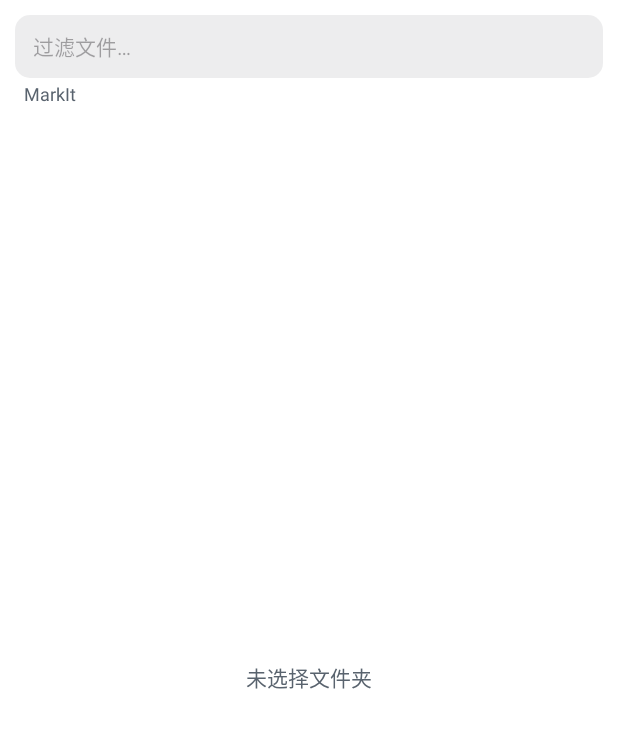
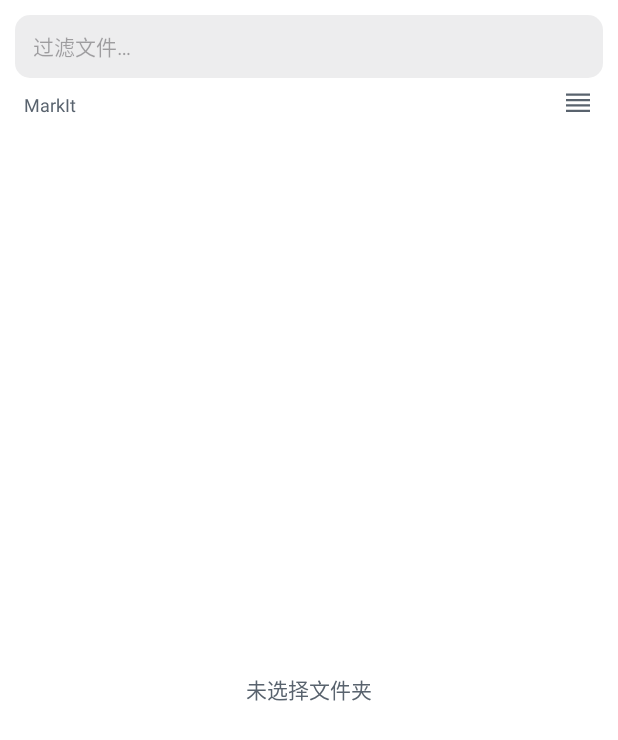
Before and after one commit to debugly/markIt, an Android app: the fragment BrowseFragment shown on its own in the app's theme, on a phone screen of 412 x 824 dp. Shown: the top 740 px of the screen. Run offline under Robolectric (Android 15) with nearby library versions, the light colour scheme and no system bars.

Commit message:
let the list be read flat or grouped, per level
The root listing was flattened a while back and the folder levels kept
their headings, so the same vault was listed two different ways
depending on where you happened to be. Neither was wrong; they answer
different questions. Scanning a folder you already know the shape of is
slower with two headings in the way, and it is not obvious that "2026"
is a folder when it is the third row rather than under a heading.

So both are available, on both, from a toggle beside the breadcrumb:
grouped by default, which is what a vault looks like from the outside,
and flat for when the breadcrumb already says where you are.

The two icons differ in spacing rather than in subject: four evenly
spaced rules against four rules split into two pairs with a wide gap.
Drawing a folder and a sheet instead would put a second file type icon
in a list whose rows are already file type icons.

Not remembered between launches. Which reads better depends on the
folder, and carrying the choice across sessions would override that
judgement silently every time.

```diff
--- a/android/app/src/main/java/com/debugly/markit/ui/BrowseFragment.kt
+++ b/android/app/src/main/java/com/debugly/markit/ui/BrowseFragment.kt
@@ -36,6 +36,21 @@ class BrowseFragment : Fragment() {
     private lateinit var searchField: EditText
     private lateinit var emptyState: TextView
     private lateinit var breadcrumb: TextView
+    private lateinit var groupToggle: android.widget.ImageButton
+
+    /**
+     * Whether folders and notes are listed under separate headings.
+     *
+     * Grouped is the default: folders first, then notes, is what a vault
+     * looks like from the outside. Flat is one undivided list, which is what
+     * you want once the breadcrumb already says where you are and two
+     * headings are just two more rows to scroll past.
+     *
+     * Deliberately not remembered between launches. Which of the two reads
+     * better depends on the folder, and a preference carried across sessions
+     * would silently override that judgement every time.
+     */
+    private var grouped = true
 
     private var nodes: List<FileNode> = emptyList()
 
@@ -70,6 +85,9 @@ class BrowseFragment : Fragment() {
         searchField = v.findViewById(R.id.searchField)
         emptyState = v.findViewById(R.id.emptyState)
         breadcrumb = v.findViewById(R.id.breadcrumb)
+        groupToggle = v.findViewById(R.id.btnGroupMode)
+        groupToggle.setOnClickListener { grouped = !grouped; applyGroupIcon(); rebuildRows() }
+        applyGroupIcon()
 
         path = arguments?.getString(ARG_PATH).orEmpty()
         breadcrumb.text = buildBreadcrumb()
@@ -140,6 +158,7 @@ class BrowseFragment : Fragment() {
         val files = shown.filter { !it.isDirectory }
 
         val rows = mutableListOf<Row>()
+        if (grouped) {
             if (dirs.isNotEmpty()) {
                 rows.add(Row.Section(if (filter.isBlank()) "目录" else "匹配 ${dirs.size} 项"))
                 dirs.forEach { rows.add(Row.Entry(it, null, syncConfigs.isSynced(it.path))) }
@@ -147,6 +166,15 @@ class BrowseFragment : Fragment() {
             if (files.isNotEmpty()) {
                 rows.add(Row.Section(if (filter.isBlank()) "文件" else "匹配 ${files.size} 项"))
                 files.forEach { rows.add(Row.Entry(it, null, isPendingSync = isPendingSync(it))) }
+            }
+        } else {
+            // One list. The icons already say which row is a folder, so the
+            // headings only cost two rows and a second scroll.
+            (dirs + files).forEach {
+                rows.add(Row.Entry(it, null,
+                    isSynced = syncConfigs.isSynced(it.path),
+                    isPendingSync = if (it.isDirectory) false else isPendingSync(it)))
+            }
         }
         adapter.submit(rows)
         showEmpty(
@@ -156,6 +184,14 @@ class BrowseFragment : Fragment() {
                 else -> "此文件夹为空"
             }
         )
+    }
+
+    /** The button shows the state you would switch to, not the one you are in. */
+    private fun applyGroupIcon() {
+        groupToggle.setImageResource(
+            if (grouped) R.drawable.ic_view_flat else R.drawable.ic_view_grouped
+        )
+        groupToggle.contentDescription = if (grouped) "改为平铺显示" else "改为分组显示"
     }
 
     private fun showEmpty(message: String?) {
--- /dev/null
+++ b/android/app/src/main/res/drawable/ic_view_flat.xml
@@ -0,0 +1,13 @@
+<?xml version="1.0" encoding="utf-8"?>
+<!--
+  Flat view: four rules with even gaps, one undivided list.
+
+  Evenly spaced against the paired-and-split grouped icon, so the two
+  states are distinguishable at toolbar size without reading the tooltip.
+-->
+<vector xmlns:android="http://schemas.android.com/apk/res/android"
+    android:width="24dp" android:height="24dp"
+    android:viewportWidth="24" android:viewportHeight="24">
+    <path android:fillColor="@color/fg_muted"
+        android:pathData="M4,5.0h16v1.5H4zM4,8.6h16v1.5H4zM4,12.2h16v1.5H4zM4,15.8h16v1.5H4z" />
+</vector>
--- /dev/null
+++ b/android/app/src/main/res/drawable/ic_view_grouped.xml
@@ -0,0 +1,17 @@
+<?xml version="1.0" encoding="utf-8"?>
+<!--
+  Grouped view: two pairs of rules with a wide gap between the pairs, which
+  is what "folders, then notes" looks like once the labels are gone. The gap
+  is the whole point of the icon, so it is drawn twice the height of the
+  gaps within each pair.
+
+  Not drawn as a picture of a folder and a sheet: the rows of this list are
+  already file type icons, and a second one here competes with them instead
+  of describing the layout.
+-->
+<vector xmlns:android="http://schemas.android.com/apk/res/android"
+    android:width="24dp" android:height="24dp"
+    android:viewportWidth="24" android:viewportHeight="24">
+    <path android:fillColor="@color/fg_muted"
+        android:pathData="M4,4.4h16v1.5H4zM4,7.5h16v1.5H4zM4,12.6h16v1.5H4zM4,15.7h16v1.5H4z" />
+</vector>
--- a/android/app/src/main/res/layout/fragment_browse.xml
+++ b/android/app/src/main/res/layout/fragment_browse.xml
@@ -35,20 +35,42 @@
             android:inputType="text"
             android:importantForAutofill="no" />
 
-        <!-- Where you are. Tap-free for now, but it is the only thing telling a
-             nested list apart from the root one. -->
+        <!-- Where you are, and how this level is sorted. -->
+        <LinearLayout
+            android:layout_width="match_parent"
+            android:layout_height="wrap_content"
+            android:orientation="horizontal"
+            android:gravity="center_vertical"
+            android:paddingBottom="8dp">
+
             <TextView
                 android:id="@+id/breadcrumb"
-            android:layout_width="match_parent"
+                android:layout_width="0dp"
                 android:layout_height="wrap_content"
+                android:layout_weight="1"
                 android:paddingStart="16dp"
-            android:paddingEnd="16dp"
+                android:paddingEnd="4dp"
                 android:paddingTop="2dp"
-            android:paddingBottom="8dp"
                 android:textSize="12sp"
                 android:textColor="@color/fg_muted"
                 android:maxLines="1"
                 android:ellipsize="start" />
+
+            <!--
+              Grouped by default: folders together, then notes. The toggle is
+              here rather than in a menu because it changes what the list under
+              your finger looks like, and is likely to be reached for while
+              browsing rather than once per session.
+            -->
+            <ImageButton
+                android:id="@+id/btnGroupMode"
+                android:layout_width="34dp"
+                android:layout_height="34dp"
+                android:layout_marginEnd="10dp"
+                android:src="@drawable/ic_view_grouped"
+                android:background="?android:attr/selectableItemBackgroundBorderless"
+                android:contentDescription="切换分组显示" />
+        </LinearLayout>
     </LinearLayout>
 
     <androidx.recyclerview.widget.RecyclerView
```
Also changed, not shown: android/app/src/main/java/com/debugly/markit/ui/MainActivity.kt (+49 -16 lines), android/app/src/main/res/layout/activity_main.xml (+26 -7 lines). Lines whose indentation alone changed are shown as unchanged.
